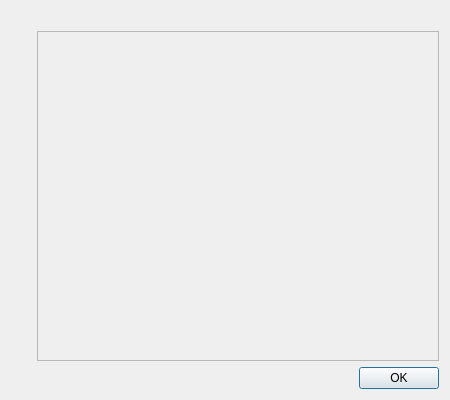
Old version of the form core/info/info.ui in the repository KmolYuan/Pyslvs-UI.
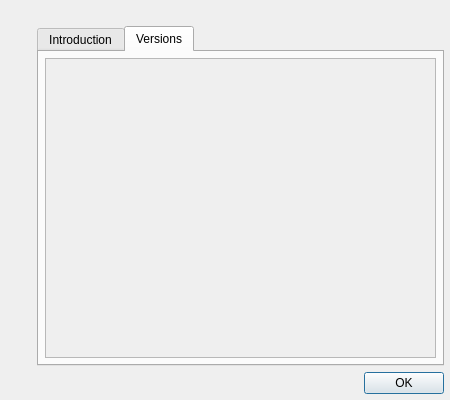
New version of the form. The open tabs and pages were chosen to show the change. Icons and pictures are not drawn.

Commit message: Version and Import parts imporve.

The edit to the form file:
```diff
--- a/core/info/info.ui
+++ b/core/info/info.ui
@@ -32,16 +32,22 @@
    <iconset resource="../../icons.qrc">
     <normaloff>:/icons/main.png</normaloff>:/icons/main.png</iconset>
   </property>
-  <property name="autoFillBackground">
-   <bool>true</bool>
-  </property>
   <property name="sizeGripEnabled">
    <bool>false</bool>
   </property>
   <property name="modal">
    <bool>true</bool>
   </property>
-  <layout class="QVBoxLayout" name="verticalLayout_4">
+  <layout class="QVBoxLayout" name="verticalLayout_7">
+   <property name="topMargin">
+    <number>6</number>
+   </property>
+   <property name="rightMargin">
+    <number>6</number>
+   </property>
+   <property name="bottomMargin">
+    <number>6</number>
+   </property>
    <item>
     <layout class="QHBoxLayout" name="horizontalLayout">
      <item>
@@ -93,6 +99,28 @@
         </widget>
        </item>
        <item>
+        <widget class="QTabWidget" name="tabWidget">
+         <property name="currentIndex">
+          <number>0</number>
+         </property>
+         <widget class="QWidget" name="IntroductionTab">
+          <attribute name="title">
+           <string>Introduction</string>
+          </attribute>
+          <layout class="QVBoxLayout" name="verticalLayout_4">
+           <property name="leftMargin">
+            <number>6</number>
+           </property>
+           <property name="topMargin">
+            <number>6</number>
+           </property>
+           <property name="rightMargin">
+            <number>6</number>
+           </property>
+           <property name="bottomMargin">
+            <number>6</number>
+           </property>
+           <item>
         <widget class="QScrollArea" name="scrollArea">
          <property name="widgetResizable">
           <bool>true</bool>
@@ -102,8 +130,8 @@
            <rect>
             <x>0</x>
             <y>0</y>
-            <width>370</width>
-            <height>318</height>
+                <width>352</width>
+                <height>281</height>
            </rect>
           </property>
           <layout class="QVBoxLayout" name="verticalLayout">
@@ -145,6 +173,88 @@
              <property name="openExternalLinks">
               <bool>true</bool>
              </property>
+                </widget>
+               </item>
+              </layout>
+             </widget>
+            </widget>
+           </item>
+          </layout>
+         </widget>
+         <widget class="QWidget" name="VersionsTab">
+          <attribute name="title">
+           <string>Versions</string>
+          </attribute>
+          <layout class="QVBoxLayout" name="verticalLayout_6">
+           <property name="leftMargin">
+            <number>6</number>
+           </property>
+           <property name="topMargin">
+            <number>6</number>
+           </property>
+           <property name="rightMargin">
+            <number>6</number>
+           </property>
+           <property name="bottomMargin">
+            <number>6</number>
+           </property>
+           <item>
+            <widget class="QScrollArea" name="scrollArea_2">
+             <property name="widgetResizable">
+              <bool>true</bool>
+             </property>
+             <widget class="QWidget" name="scrollAreaWidgetContents_2">
+              <property name="geometry">
+               <rect>
+                <x>0</x>
+                <y>0</y>
+                <width>352</width>
+                <height>281</height>
+               </rect>
+              </property>
+              <layout class="QVBoxLayout" name="verticalLayout_5">
+               <property name="leftMargin">
+                <number>6</number>
+               </property>
+               <property name="topMargin">
+                <number>6</number>
+               </property>
+               <property name="rightMargin">
+                <number>6</number>
+               </property>
+               <property name="bottomMargin">
+                <number>6</number>
+               </property>
+               <item>
+                <widget class="QLabel" name="Versions">
+                 <property name="sizePolicy">
+                  <sizepolicy hsizetype="Expanding" vsizetype="Expanding">
+                   <horstretch>0</horstretch>
+                   <verstretch>0</verstretch>
+                  </sizepolicy>
+                 </property>
+                 <property name="whatsThis">
+                  <string>Version Info</string>
+                 </property>
+                 <property name="text">
+                  <string/>
+                 </property>
+                 <property name="textFormat">
+                  <enum>Qt::RichText</enum>
+                 </property>
+                 <property name="alignment">
+                  <set>Qt::AlignLeading|Qt::AlignLeft|Qt::AlignTop</set>
+                 </property>
+                 <property name="wordWrap">
+                  <bool>true</bool>
+                 </property>
+                 <property name="openExternalLinks">
+                  <bool>true</bool>
+                 </property>
+                </widget>
+               </item>
+              </layout>
+             </widget>
             </widget>
            </item>
           </layout>
```
Lines whose indentation alone changed are shown as unchanged. The commit also changes 11 other files.
